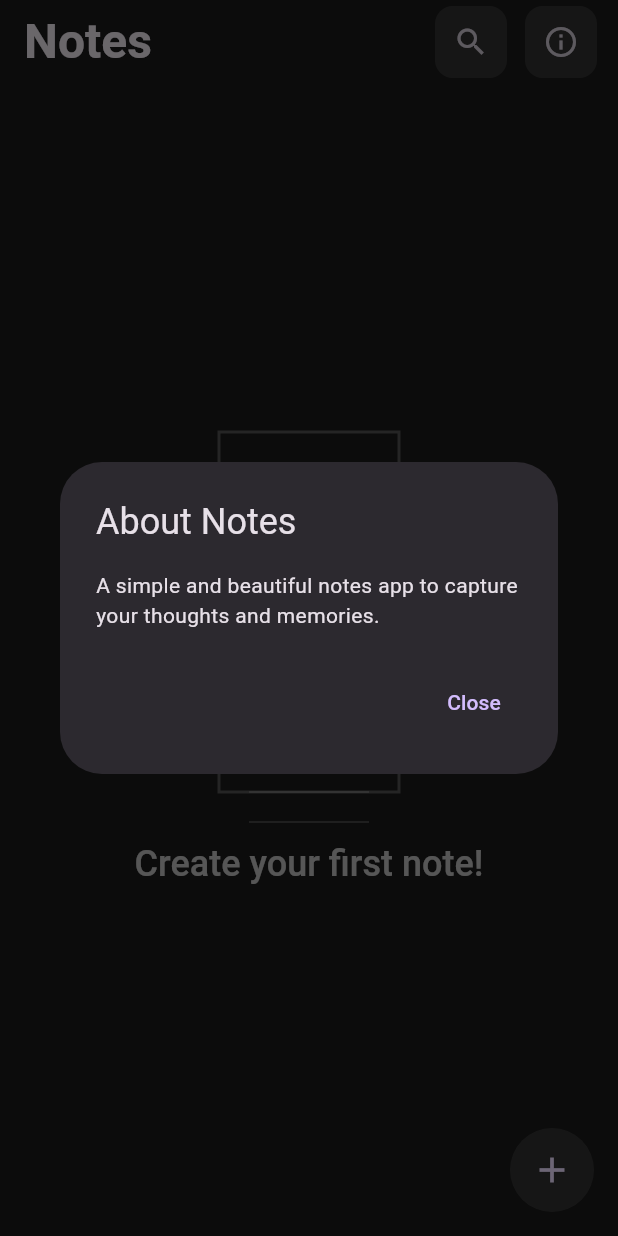
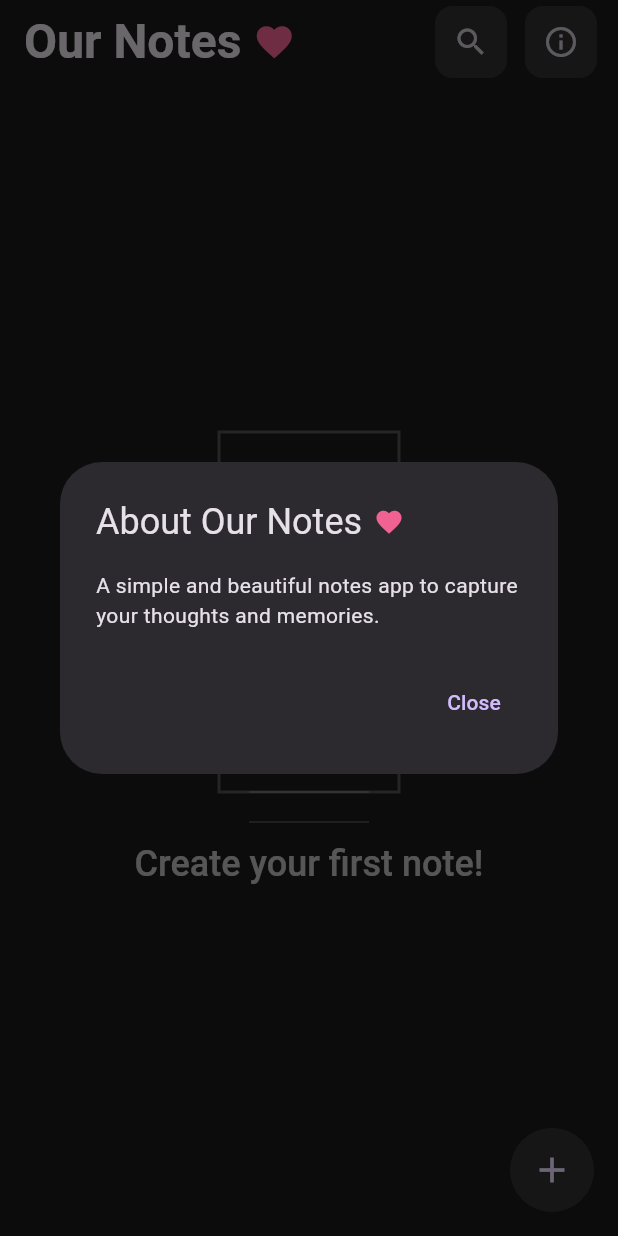
Before and after one commit to Jhon-crypt/test_app, a Flutter app: the screen it shows after launch, after a tap on the "info outline" icon, on a phone screen of 412 x 824 dp. Run offline on Flutter 3.47's test engine with Material 3 defaults, Android fonts, the phone set to English and light mode, and no system bars.

Commit message:
Brand app as 'Our Notes' with heart icon

```diff
--- a/lib/main.dart
+++ b/lib/main.dart
@@ -11,7 +11,7 @@ class MyApp extends StatelessWidget {
   @override
   Widget build(BuildContext context) {
     return MaterialApp(
-      title: 'Notes',
+      title: 'Our Notes',
       themeMode: ThemeMode.dark,
       darkTheme: ThemeData(
         colorScheme: ColorScheme.fromSeed(
--- a/lib/screens/notes_list_screen.dart
+++ b/lib/screens/notes_list_screen.dart
@@ -85,12 +85,22 @@ class _NotesListScreenState extends State<NotesListScreen> {
       );
     }
     return AppBar(
-      title: const Text(
-        'Notes',
-        style: TextStyle(
-          fontSize: 32,
-          fontWeight: FontWeight.w600,
-        ),
+      title: Row(
+        children: [
+          const Text(
+            'Our Notes',
+            style: TextStyle(
+              fontSize: 32,
+              fontWeight: FontWeight.w600,
+            ),
+          ),
+          const SizedBox(width: 8),
+          Icon(
+            Icons.favorite,
+            color: Colors.pink.shade300,
+            size: 28,
+          ),
+        ],
       ),
       actions: [
         Container(
@@ -128,7 +138,17 @@ class _NotesListScreenState extends State<NotesListScreen> {
     showDialog(
       context: context,
       builder: (context) => AlertDialog(
-        title: const Text('About Notes'),
+        title: Row(
+          children: [
+            const Text('About Our Notes'),
+            const SizedBox(width: 8),
+            Icon(
+              Icons.favorite,
+              color: Colors.pink.shade300,
+              size: 20,
+            ),
+          ],
+        ),
         content: const Text('A simple and beautiful notes app to capture your thoughts and memories.'),
         actions: [
           TextButton(
```
